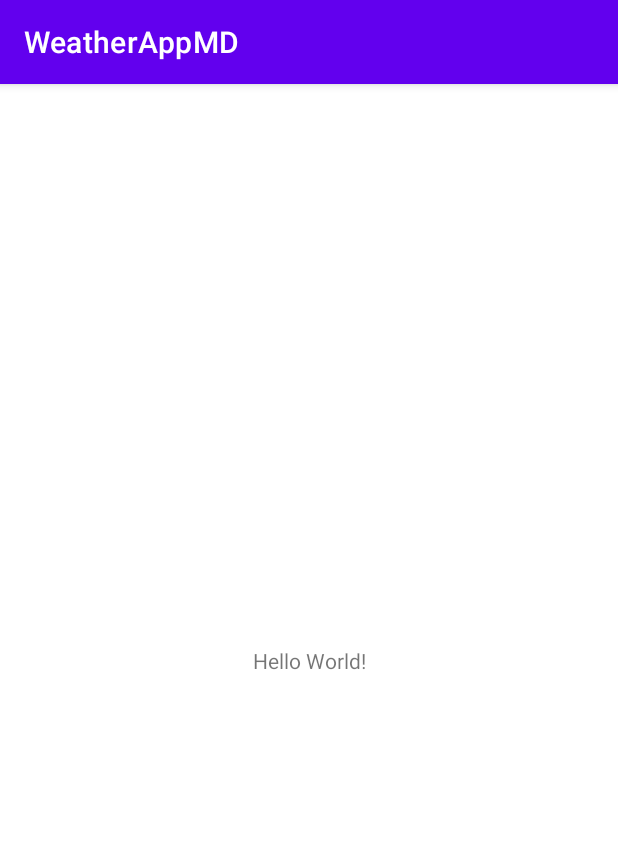
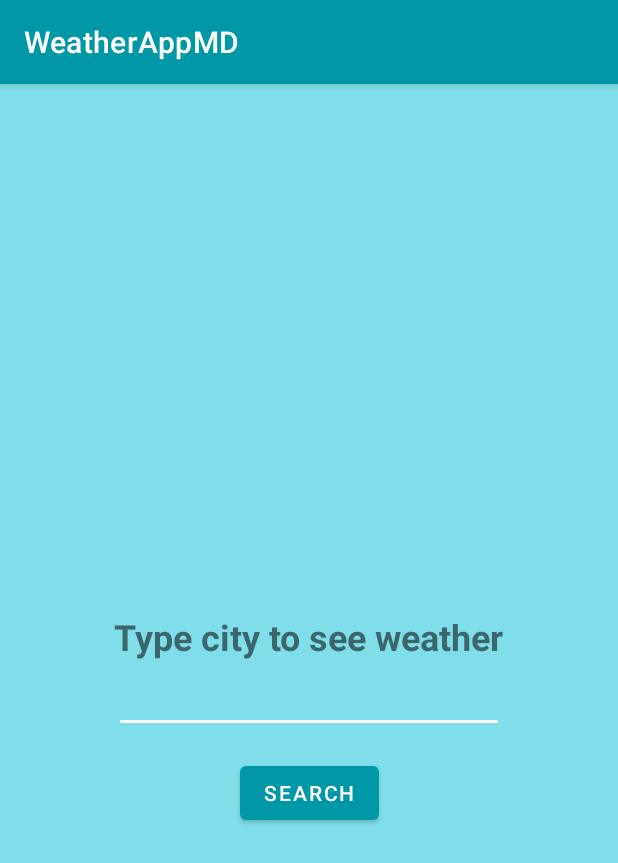
Before and after one commit to MrFreesher/weatherapp, an Android app: the screen it shows after launch (MainActivity), on a phone screen of 412 x 824 dp. Shown: the top 863 px of the screen. Run offline under Robolectric (Android 15) with nearby library versions, the phone set to English and light mode, and no system bars.

Commit message:
Add search fragment base ui

```diff
--- a/app/build.gradle
+++ b/app/build.gradle
@@ -35,6 +35,7 @@ dependencies {
     implementation 'androidx.appcompat:appcompat:1.0.2'
     implementation 'androidx.core:core-ktx:1.0.2'
     implementation 'androidx.constraintlayout:constraintlayout:1.1.3'
+    implementation 'androidx.legacy:legacy-support-v4:1.0.0'
     testImplementation 'junit:junit:4.12'
     androidTestImplementation 'androidx.test.ext:junit:1.1.1'
     androidTestImplementation 'androidx.test.espresso:espresso-core:3.2.0'
--- a/app/src/main/java/com/freesher/weatherappmd/MainActivity.kt
+++ b/app/src/main/java/com/freesher/weatherappmd/MainActivity.kt
@@ -8,5 +8,9 @@ class MainActivity : AppCompatActivity() {
   override fun onCreate(savedInstanceState: Bundle?) {
     super.onCreate(savedInstanceState)
     setContentView(R.layout.activity_main)
+    val fragment = SearchFragment()
+
+    supportFragmentManager.beginTransaction().replace(R.id.fragContainer,fragment).commit()
   }
+
 }
--- /dev/null
+++ b/app/src/main/java/com/freesher/weatherappmd/SearchFragment.kt
@@ -0,0 +1,22 @@
+package com.freesher.weatherappmd
+
+import android.os.Bundle
+import androidx.fragment.app.Fragment
+import android.view.LayoutInflater
+import android.view.View
+import android.view.ViewGroup
+
+/**
+ * A simple [Fragment] subclass.
+ */
+class SearchFragment : Fragment() {
+
+    override fun onCreateView(
+        inflater: LayoutInflater, container: ViewGroup?,
+        savedInstanceState: Bundle?
+    ): View? {
+        // Inflate the layout for this fragment
+        return inflater.inflate(R.layout.fragment_search, container, false)
+    }
+
+}
--- a/app/src/main/res/layout/activity_main.xml
+++ b/app/src/main/res/layout/activity_main.xml
@@ -6,13 +6,13 @@
   android:layout_height="match_parent"
   tools:context=".MainActivity">
 
-  <TextView
-    android:layout_width="wrap_content"
-    android:layout_height="wrap_content"
-    android:text="Hello World!"
-    app:layout_constraintBottom_toBottomOf="parent"
-    app:layout_constraintLeft_toLeftOf="parent"
-    app:layout_constraintRight_toRightOf="parent"
-    app:layout_constraintTop_toTopOf="parent" />
+  <FrameLayout
+      android:id="@+id/fragContainer"
+      android:layout_width="match_parent"
+      android:layout_height="match_parent"
+      app:layout_constraintBottom_toBottomOf="parent"
+      app:layout_constraintEnd_toEndOf="parent"
+      app:layout_constraintStart_toStartOf="parent"
+      app:layout_constraintTop_toTopOf="parent" />
 
 </androidx.constraintlayout.widget.ConstraintLayout>
--- /dev/null
+++ b/app/src/main/res/layout/fragment_search.xml
@@ -0,0 +1,43 @@
+<?xml version="1.0" encoding="utf-8"?>
+<androidx.constraintlayout.widget.ConstraintLayout xmlns:android="http://schemas.android.com/apk/res/android"
+    xmlns:app="http://schemas.android.com/apk/res-auto"
+    xmlns:tools="http://schemas.android.com/tools"
+    android:layout_width="match_parent"
+    android:layout_height="match_parent"
+    android:background="@color/colorAccent"
+    tools:context=".SearchFragment">
+
+    <com.google.android.material.textview.MaterialTextView
+        android:id="@+id/textView"
+        style="@style/HeaderText"
+        android:layout_width="wrap_content"
+        android:layout_height="wrap_content"
+        android:layout_marginBottom="32dp"
+        android:text="Type city to see weather"
+        app:layout_constraintBottom_toBottomOf="parent"
+        app:layout_constraintEnd_toEndOf="parent"
+        app:layout_constraintStart_toStartOf="parent"
+        app:layout_constraintTop_toTopOf="parent" />
+
+    <EditText
+        android:backgroundTint="@android:color/white"
+        android:id="@+id/editText"
+        android:layout_width="0dp"
+        android:layout_height="wrap_content"
+        android:layout_marginTop="8dp"
+        style="@style/Widget.MaterialComponents.TextInputLayout.OutlinedBox"
+        app:layout_constraintEnd_toEndOf="@+id/textView"
+        app:layout_constraintStart_toStartOf="@+id/textView"
+        app:layout_constraintTop_toBottomOf="@+id/textView" />
+
+    <com.google.android.material.button.MaterialButton
+        android:layout_width="wrap_content"
+        android:layout_height="wrap_content"
+        android:layout_marginTop="16dp"
+        android:text="Search"
+        app:layout_constraintEnd_toEndOf="@+id/editText"
+        app:layout_constraintStart_toStartOf="@+id/editText"
+        app:layout_constraintTop_toBottomOf="@+id/editText" />
+
+
+</androidx.constraintlayout.widget.ConstraintLayout>
--- a/app/src/main/res/values/colors.xml
+++ b/app/src/main/res/values/colors.xml
@@ -1,6 +1,8 @@
 <?xml version="1.0" encoding="utf-8"?>
 <resources>
-  <color name="colorPrimary">#6200EE</color>
-  <color name="colorPrimaryDark">#3700B3</color>
-  <color name="colorAccent">#03DAC5</color>
+  <color name="colorPrimary">#0097a7</color>
+  <color name="colorPrimaryDark">#006064</color>
+  <color name="colorAccent">#80deea</color>
+  <color name="colorSecondary">#0288d1</color>
+  <color name="colorSecondaryDark">#01579b</color>
 </resources>
--- a/app/src/main/res/values/strings.xml
+++ b/app/src/main/res/values/strings.xml
@@ -1,3 +1,6 @@
 <resources>
-  <string name="app_name">WeatherAppMD</string>
+    <string name="app_name">WeatherAppMD</string>
+
+    <!-- TODO: Remove or change this placeholder text -->
+    <string name="hello_blank_fragment">Hello blank fragment</string>
 </resources>
--- a/app/src/main/res/values/styles.xml
+++ b/app/src/main/res/values/styles.xml
@@ -3,9 +3,15 @@
   <!-- Base application theme. -->
   <style name="AppTheme" parent="Theme.MaterialComponents.DayNight.DarkActionBar">
     <!-- Customize your theme here. -->
-    <item name="colorPrimary">@color/colorPrimary</item>
-    <item name="colorPrimaryDark">@color/colorPrimaryDark</item>
-    <item name="colorAccent">@color/colorAccent</item>
+
+    <item name="colorPrimary">#0097a7</item>
+    <item name="colorPrimaryDark">#006064</item>
+    <item name="colorAccent">#80deea</item>
+    <item name="colorSecondary">#0288d1</item>
+    <item name="colorSecondaryVariant">#01579b</item>
   </style>
-
+  <style name="HeaderText" parent="Widget.AppCompat.TextView">
+    <item name="android:textSize">24sp</item>
+    <item name="android:textStyle">bold</item>
+  </style>
 </resources>
```
Lines whose indentation alone changed are shown as unchanged.
